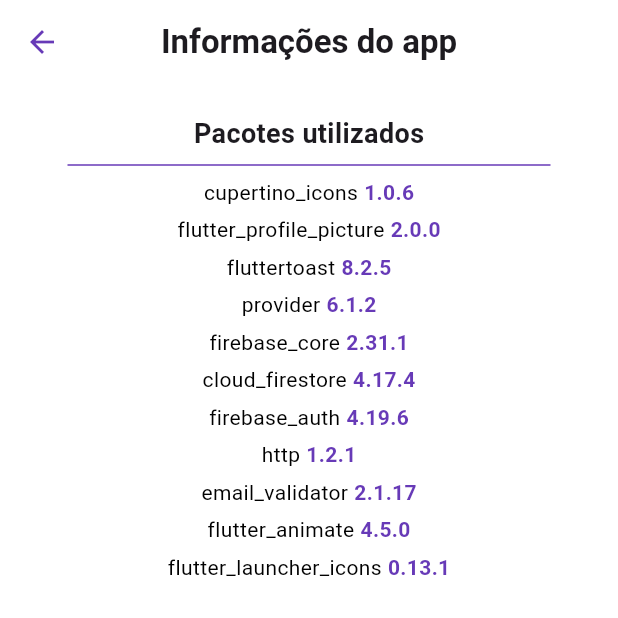
After one commit to lucasmarques2907/EVOLVE_lista_contato, a Flutter app: the screen it shows once a user with an empty profile is signed in, after a tap on the "info outline" icon, on a phone screen of 412 x 824 dp, the top half of it. The commit adds this screen. Run offline on Flutter 3.47's test engine with Material 3 defaults, Android fonts, the phone set to English and light mode, and no system bars; our stand-ins replace cloud_firestore, email_validator, firebase_auth, firebase_core, flutter_animate, flutter_profile_picture and 1 more; accounts and stored records are empty.

Commit message:
Corrigindo bug de não voltar a homepage após o contato ser deletado, adicionando recuperação de senha e pagina de informações sobre o app

```diff
--- a/lib/main.dart
+++ b/lib/main.dart
@@ -1,4 +1,5 @@
 import 'package:flutter/material.dart';
+import 'package:flutter/services.dart';
 import 'package:lista_contatos/pages/auth_page.dart';
 import 'package:firebase_core/firebase_core.dart';
 import 'package:lista_contatos/providers/search_provider.dart';
@@ -19,6 +20,10 @@
   // This widget is the root of your application.
   @override
   Widget build(BuildContext context) {
+    SystemChrome.setPreferredOrientations([
+      DeviceOrientation.portraitUp,
+      DeviceOrientation.portraitDown,
+    ]);
     return MultiProvider(
       providers: [
         ChangeNotifierProvider(
--- a/lib/pages/add_contact.dart
+++ b/lib/pages/add_contact.dart
@@ -233,7 +233,7 @@
                           ],
                           textAlignVertical: TextAlignVertical.center,
                           controller: estadoController,
-                          style: TextStyle(color: Colors.deepPurple),
+                          style: TextStyle(color: Colors.black),
                           decoration: InputDecoration(
                             errorMaxLines: 2,
                             border: OutlineInputBorder(
--- a/lib/pages/auth_page.dart
+++ b/lib/pages/auth_page.dart
@@ -13,9 +13,9 @@
         stream: FirebaseAuth.instance.authStateChanges(),
         builder: (context, snapshot) {
           //usuário está logado
-          if(snapshot.hasData){
+          if (snapshot.hasData) {
             return HomePage();
-          }else{
+          } else {
             //usuário não está logado
             return LoginOrSignupPage();
           }
@@ -24,3 +24,13 @@
     );
   }
 }
+
+class AuthService {
+  Future<void> enviarEmailRecuperacaoSenha(String email) async {
+    try{
+      await FirebaseAuth.instance.sendPasswordResetEmail(email: email);
+    } catch (e) {
+      print(e.toString());
+    }
+  }
+}
--- a/lib/pages/contact_page.dart
+++ b/lib/pages/contact_page.dart
@@ -303,8 +303,8 @@
                       foregroundColor: Colors.white,
                       backgroundColor: Colors.redAccent),
                   onPressed: () {
+                    Navigator.pop(context);
                     DatabaseMethods().excluirContato(id, context);
-                    Navigator.pop(context);
                   },
                   child: const Text("Sim"),
                 ),
--- a/lib/pages/edit_contact.dart
+++ b/lib/pages/edit_contact.dart
@@ -281,8 +281,7 @@
                                           textAlignVertical:
                                               TextAlignVertical.center,
                                           controller: estadoController,
-                                          style: TextStyle(
-                                              color: Colors.deepPurple),
+                                          style: TextStyle(color: Colors.black),
                                           decoration: InputDecoration(
                                             errorMaxLines: 2,
                                             border: OutlineInputBorder(
--- a/lib/pages/home_page.dart
+++ b/lib/pages/home_page.dart
@@ -4,6 +4,7 @@
 import 'package:flutter_profile_picture/flutter_profile_picture.dart';
 import 'package:lista_contatos/pages/add_contact.dart';
 import 'package:lista_contatos/pages/contact_page.dart';
+import 'package:lista_contatos/pages/information_page.dart';
 import 'package:lista_contatos/providers/search_provider.dart';
 import 'package:provider/provider.dart';
 
@@ -44,17 +45,18 @@
         title: Text("Contatos"),
         titleTextStyle: TextStyle(
             color: Colors.black, fontSize: 21, fontWeight: FontWeight.bold),
-        // leading: IconButton(
-        //   onPressed: () {
-        //     Navigator.push(
-        //       context,
-        //       MaterialPageRoute(
-        //         builder: (context) => AddContact(),
-        //       ),
-        //     );
-        //   },
-        //   icon: const Icon
-        // ),
+        leading: IconButton(
+          onPressed: () {
+            Navigator.push(
+              context,
+              MaterialPageRoute(
+                builder: (context) => InformationPage(),
+              ),
+            );
+          },
+          icon: const Icon(Icons.info_outline_rounded,
+          color: Colors.deepPurple,),
+        ),
         actions: [
           IconButton(
             onPressed: deslogarUsuario,
--- /dev/null
+++ b/lib/pages/information_page.dart
@@ -0,0 +1,118 @@
+import 'package:flutter/material.dart';
+
+class InformationPage extends StatelessWidget {
+  const InformationPage({super.key});
+
+  @override
+  Widget build(BuildContext context) {
+    return Scaffold(
+      backgroundColor: Colors.white,
+      appBar: AppBar(
+        iconTheme: IconThemeData(
+          color: Colors.deepPurple, //change your color here
+        ),
+        backgroundColor: Colors.white,
+        centerTitle: true,
+        title: Text(
+          "Informações do app",
+          style: TextStyle(
+            fontWeight: FontWeight.bold,
+          ),
+        ),
+      ),
+      body: SafeArea(
+        child: SingleChildScrollView(
+          child: Padding(
+            padding: const EdgeInsets.symmetric(horizontal: 25),
+            child: Column(
+              children: [
+                SizedBox(
+                  height: 20,
+                ),
+                Text(
+                  "Pacotes utilizados",
+                  style: TextStyle(fontWeight: FontWeight.bold, fontSize: 18),
+                ),
+                buildDivider(),
+                buildRowPacoteNome("cupertino_icons", "1.0.6"),
+                SizedBox(
+                  height: 5,
+                ),
+                buildRowPacoteNome("flutter_profile_picture", "2.0.0"),
+                SizedBox(
+                  height: 5,
+                ),
+                buildRowPacoteNome("fluttertoast", "8.2.5"),
+                SizedBox(
+                  height: 5,
+                ),
+                buildRowPacoteNome("provider", "6.1.2"),
+                SizedBox(
+                  height: 5,
+                ),
+                buildRowPacoteNome("firebase_core", "2.31.1"),
+                SizedBox(
+                  height: 5,
+                ),
+                buildRowPacoteNome("cloud_firestore", "4.17.4"),
+                SizedBox(
+                  height: 5,
+                ),
+                buildRowPacoteNome("firebase_auth", "4.19.6"),
+                SizedBox(
+                  height: 5,
+                ),
+                buildRowPacoteNome("http", "1.2.1"),
+                SizedBox(
+                  height: 5,
+                ),
+                buildRowPacoteNome("email_validator", "2.1.17"),
+                SizedBox(
+                  height: 5,
+                ),
+                buildRowPacoteNome("flutter_animate", "4.5.0"),
+                SizedBox(
+                  height: 5,
+                ),
+                buildRowPacoteNome("flutter_launcher_icons", "0.13.1"),
+                SizedBox(
+                  height: 20,
+                ),
+              ],
+            ),
+          ),
+        ),
+      ),
+    );
+  }
+
+  Row buildRowPacoteNome(String nome, String versao) {
+    return Row(
+      mainAxisAlignment: MainAxisAlignment.center,
+      children: [
+        Text(
+          nome,
+          style: TextStyle(color: Colors.black),
+        ),
+        const SizedBox(
+          width: 4,
+        ),
+        Text(
+          versao,
+          style: TextStyle(
+            color: Colors.deepPurple,
+            fontWeight: FontWeight.bold,
+          ),
+        ),
+      ],
+    );
+  }
+
+  Divider buildDivider() {
+    return Divider(
+      color: Colors.deepPurple,
+      indent: 20,
+      endIndent: 20,
+    );
+  }
+}
--- a/lib/pages/login_page.dart
+++ b/lib/pages/login_page.dart
@@ -2,6 +2,7 @@
 import 'package:firebase_auth/firebase_auth.dart';
 import 'package:flutter/material.dart';
 import 'package:flutter_animate/flutter_animate.dart';
+import 'package:lista_contatos/pages/forgot_password_page.dart';
 
 final _formKey = GlobalKey<FormState>();
 
@@ -41,12 +42,13 @@
     } on FirebaseAuthException catch (e) {
       Navigator.pop(context);
       if (e.code == "invalid-credential") {
-        mostrarMsgErro("Login incorreto");
+        mostrarMsgErro("Login incorreto",
+            "Confira se seu email e sua senha estão corretos");
       }
     }
   }
 
-  void mostrarMsgErro(String message) {
+  void mostrarMsgErro(String tituloMensagem, String mensagem) {
     showDialog(
       context: context,
       builder: (context) {
@@ -68,7 +70,7 @@
                 SizedBox(
                   height: 5,
                 ),
-                Text(message,
+                Text(tituloMensagem,
                     style: const TextStyle(
                         color: Colors.white,
                         fontWeight: FontWeight.bold,
@@ -77,8 +79,8 @@
                 SizedBox(
                   height: 5,
                 ),
-                const Text(
-                  "Confira se seu email e sua senha estão corretos",
+                Text(
+                  mensagem,
                   textAlign: TextAlign.center,
                   style: TextStyle(
                       fontWeight: FontWeight.w300, color: Colors.white),
@@ -96,7 +98,9 @@
                   ),
                   style: TextButton.styleFrom(
                     backgroundColor: Colors.deepPurple,
-                    padding: EdgeInsets.symmetric(horizontal: 50,),
+                    padding: EdgeInsets.symmetric(
+                      horizontal: 50,
+                    ),
                   ),
                 ),
               ],
@@ -197,6 +201,24 @@
                         autovalidateMode: AutovalidateMode.onUserInteraction,
                       ),
                     ),
+                    SizedBox(
+                      height: 0,
+                    ),
+                    Padding(
+                        padding: EdgeInsets.symmetric(horizontal: 25),
+                        child: Align(
+                          alignment: Alignment.centerRight,
+                          child: InkWell(
+                              onTap: () {
+                                Navigator.push(
+                                    context,
+                                    MaterialPageRoute(
+                                      builder: (context) =>
+                                          ForgotPasswordPage(),
+                                    ));
+                              },
+                              child: Text("Esqueci minha senha")),
+                        )),
                     const SizedBox(
                       height: 20,
                     ),
--- a/lib/service/database.dart
+++ b/lib/service/database.dart
@@ -4,7 +4,7 @@
 class DatabaseMethods {
   Future excluirContato(String id, context)async{
     await FirebaseFirestore.instance.collection("Contato").doc(id).delete();
-    return Navigator.of(context).pop();
+    return Navigator.of(context).pop(context);
   }
 
   Future atualizarContato(String id, Map<String, dynamic> atualizarInfo, context) async {
```
Also changed, not shown: lib/pages/forgot_password_page.dart (added, +115 -0 lines), lib/pages/login_or_signup_page.dart (+3 -4 lines), lib/pages/signup_page.dart (+80 -7 lines), pubspec.yaml (+7 -1 lines), assets/images/icon.png (added), lib/providers/search_provider.dart (line endings or trailing spaces), pubspec.lock, 29 other files.
